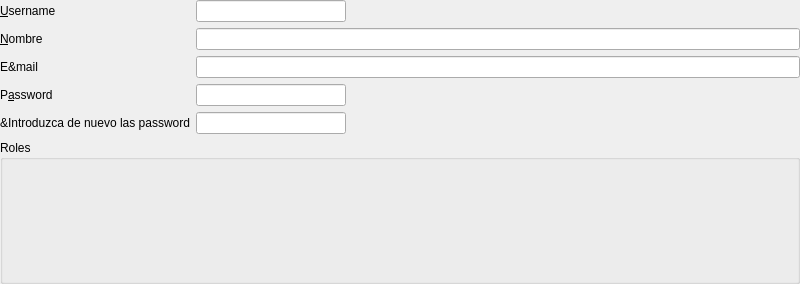
dpinelo/AlephERP-MainModules, file es.alephsistemas.system/alepherp_users.dbrecord.ui: the form before one commit.
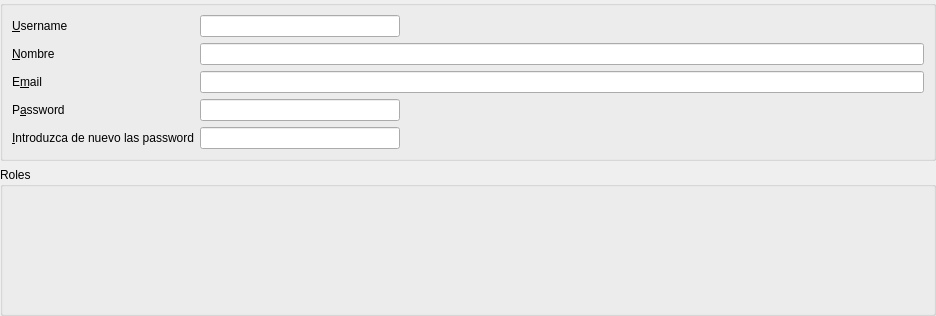
The form after the commit. Custom widgets are drawn as their Qt base class.

What changed in the file:
```diff
--- a/es.alephsistemas.system/alepherp_users.dbrecord.ui
+++ b/es.alephsistemas.system/alepherp_users.dbrecord.ui
@@ -6,8 +6,8 @@
    <rect>
     <x>0</x>
     <y>0</y>
-    <width>800</width>
-    <height>284</height>
+    <width>936</width>
+    <height>316</height>
    </rect>
   </property>
   <property name="windowTitle">
@@ -29,29 +29,37 @@
    <property name="bottomMargin">
     <number>0</number>
    </property>
-   <item row="4" column="1">
-    <widget class="DBLineEdit" name="db_password_2">
-     <property name="echoMode">
-      <enum>QLineEdit::Password</enum>
+   <item row="1" column="0" colspan="2">
+    <widget class="DBGroupRelationMMHelper" name="groupBox">
+     <property name="sizePolicy">
+      <sizepolicy hsizetype="Preferred" vsizetype="Minimum">
+       <horstretch>0</horstretch>
+       <verstretch>0</verstretch>
+      </sizepolicy>
      </property>
-     <property name="fieldName" stdset="0">
-      <string/>
+     <property name="title">
+      <string>Roles</string>
+     </property>
+     <property name="relationName" stdset="0">
+      <string>alepherp_users_roles</string>
+     </property>
+     <property name="otherTableName" stdset="0">
+      <string>alepherp_roles</string>
+     </property>
+     <property name="otherFieldName" stdset="0">
+      <string>nombre</string>
      </property>
      <property name="dataEditable" stdset="0">
       <bool>true</bool>
      </property>
     </widget>
    </item>
-   <item row="4" column="0">
-    <widget class="QLabel" name="label_4">
-     <property name="text">
-      <string>&amp;Introduzca de nuevo las password</string>
+   <item row="0" column="0" colspan="2">
+    <widget class="QGroupBox" name="groupBox_2">
+     <property name="title">
+      <string/>
      </property>
-     <property name="buddy">
-      <cstring>dbLineEdit_2</cstring>
-     </property>
-    </widget>
-   </item>
+     <layout class="QGridLayout" name="gridLayout_2">
    <item row="0" column="0">
     <widget class="QLabel" name="label_2">
      <property name="text">
@@ -78,7 +86,7 @@
      </property>
     </widget>
    </item>
-   <item row="0" column="2" colspan="3">
+      <item row="0" column="2">
     <spacer name="horizontalSpacer">
      <property name="orientation">
       <enum>Qt::Horizontal</enum>
@@ -101,7 +109,7 @@
      </property>
     </widget>
    </item>
-   <item row="1" column="1" colspan="4">
+      <item row="1" column="1" colspan="2">
     <widget class="DBLineEdit" name="db_nombre">
      <property name="fieldName" stdset="0">
       <string>name</string>
@@ -117,24 +125,11 @@
       <string>E&amp;mail</string>
      </property>
      <property name="buddy">
-      <cstring>dbLineEdit</cstring>
+         <cstring>db_email</cstring>
      </property>
     </widget>
    </item>
-   <item row="3" column="1">
-    <widget class="DBLineEdit" name="db_password">
-     <property name="echoMode">
-      <enum>QLineEdit::Password</enum>
-     </property>
-     <property name="fieldName" stdset="0">
-      <string>password</string>
-     </property>
-     <property name="dataEditable" stdset="0">
-      <bool>true</bool>
-     </property>
-    </widget>
-   </item>
-   <item row="2" column="1" colspan="4">
+      <item row="2" column="1" colspan="2">
     <widget class="DBLineEdit" name="db_email">
      <property name="fieldName" stdset="0">
       <string>email</string>
@@ -154,29 +149,43 @@
      </property>
     </widget>
    </item>
-   <item row="5" column="0" colspan="5">
-    <widget class="DBGroupRelationMMHelper" name="groupBox">
-     <property name="sizePolicy">
-      <sizepolicy hsizetype="Preferred" vsizetype="Minimum">
-       <horstretch>0</horstretch>
-       <verstretch>0</verstretch>
-      </sizepolicy>
-     </property>
-     <property name="title">
-      <string>Roles</string>
-     </property>
-     <property name="relationName" stdset="0">
-      <string>alepherp_users_roles</string>
-     </property>
-     <property name="otherTableName" stdset="0">
-      <string>alepherp_roles</string>
-     </property>
-     <property name="otherFieldName" stdset="0">
-      <string>nombre</string>
-     </property>
+      <item row="3" column="1">
+       <widget class="DBLineEdit" name="db_password">
+        <property name="echoMode">
+         <enum>QLineEdit::Password</enum>
+        </property>
+        <property name="fieldName" stdset="0">
+         <string>password</string>
+        </property>
+        <property name="dataEditable" stdset="0">
+         <bool>true</bool>
+        </property>
+       </widget>
+      </item>
+      <item row="4" column="0">
+       <widget class="QLabel" name="label_4">
+        <property name="text">
+         <string>&amp;Introduzca de nuevo las password</string>
+        </property>
+        <property name="buddy">
+         <cstring>db_password_2</cstring>
+        </property>
+       </widget>
+      </item>
+      <item row="4" column="1">
+       <widget class="DBLineEdit" name="db_password_2">
+        <property name="echoMode">
+         <enum>QLineEdit::Password</enum>
+        </property>
+        <property name="fieldName" stdset="0">
+         <string/>
+        </property>
      <property name="dataEditable" stdset="0">
       <bool>true</bool>
      </property>
+       </widget>
+      </item>
+     </layout>
     </widget>
    </item>
   </layout>
```
Left out of the diff: 2 changed lines with no effect on the pictures. Lines whose indentation alone changed are shown as unchanged.
